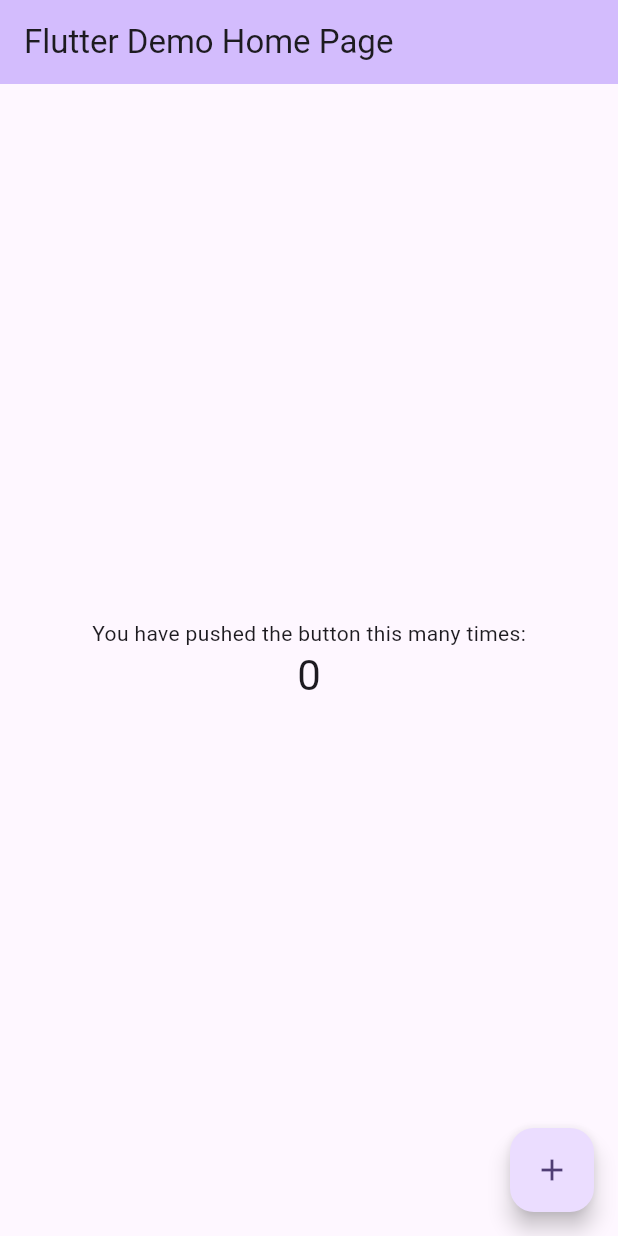
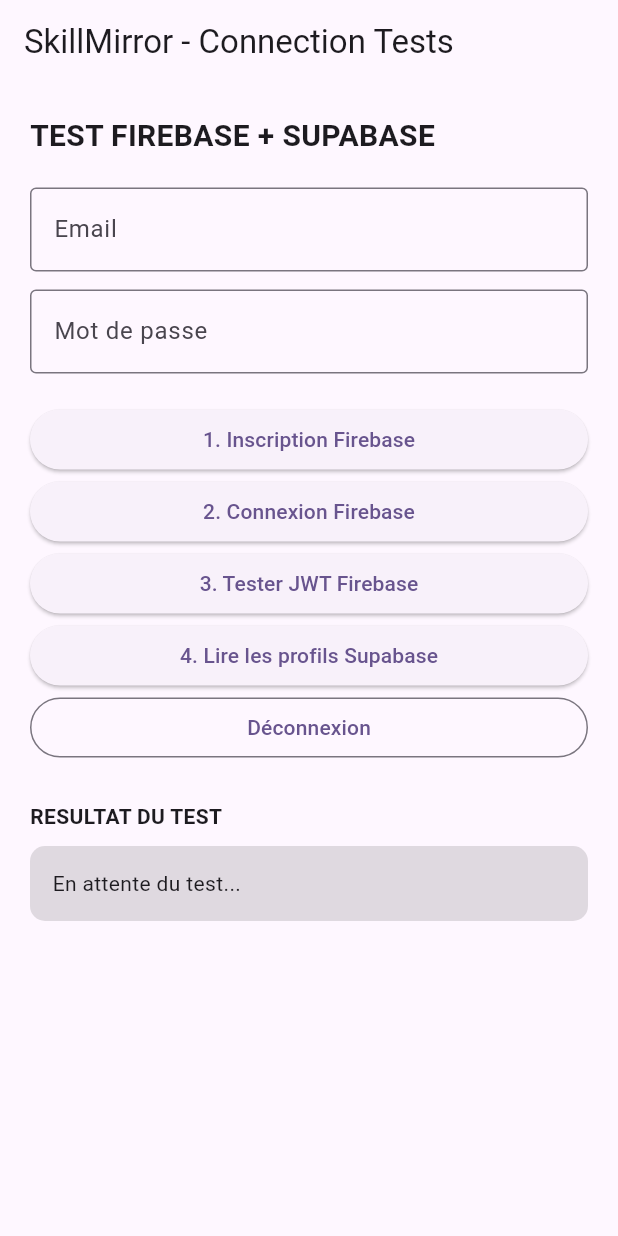
Before and after one commit to salmajaghoua23/skillmirror-mobile, a Flutter app: the screen it shows after launch, on a phone screen of 412 x 824 dp. Run offline on Flutter 3.47's test engine with Material 3 defaults, Android fonts, the phone set to English and light mode, and no system bars; our stand-ins replace firebase_auth, firebase_core, supabase_flutter; accounts and stored records are empty.

Commit message:
ajout des tables de base d edonnée et de configuration d authentification avec firebase et supabase et exemple de page de test

```diff
--- a/lib/main.dart
+++ b/lib/main.dart
@@ -4,6 +4,7 @@ import 'package:firebase_auth/firebase_auth.dart';
 import 'package:supabase_flutter/supabase_flutter.dart';
 
 import 'firebase_options.dart';
+import 'test_supabase.dart';
 
 void main() async {
   WidgetsFlutterBinding.ensureInitialized();
@@ -53,7 +54,7 @@ class MyApp extends StatelessWidget {
         // tested with just a hot reload.
         colorScheme: .fromSeed(seedColor: Colors.deepPurple),
       ),
-      home: const MyHomePage(title: 'Flutter Demo Home Page'),
+      home: const ConnectionTestPage(),
     );
   }
 }
--- /dev/null
+++ b/lib/test_supabase.dart
@@ -0,0 +1,228 @@
+import 'package:flutter/material.dart';
+import 'package:firebase_auth/firebase_auth.dart';
+import 'package:supabase_flutter/supabase_flutter.dart';
+
+class ConnectionTestPage extends StatefulWidget {
+  const ConnectionTestPage({super.key});
+
+  @override
+  State<ConnectionTestPage> createState() => _ConnectionTestPageState();
+}
+
+class _ConnectionTestPageState extends State<ConnectionTestPage> {
+  final emailController = TextEditingController();
+  final passwordController = TextEditingController();
+
+  String result = 'En attente du test...';
+  bool loading = false;
+
+  void showResult(String message) {
+    if (!mounted) return;
+    setState(() {
+      result = message;
+      loading = false;
+    });
+  }
+
+  Future<void> register() async {
+    setState(() => loading = true);
+
+    try {
+      final credential = await FirebaseAuth.instance
+          .createUserWithEmailAndPassword(
+            email: emailController.text.trim(),
+            password: passwordController.text.trim(),
+          );
+
+      final user = credential.user!;
+
+      showResult(
+        'INSCRIPTION REUSSIE\n'
+        'UID: ${user.uid}\n'
+        'EMAIL: ${user.email}',
+      );
+    } on FirebaseAuthException catch (e) {
+      showResult('ERREUR FIREBASE: ${e.code}\n${e.message}');
+    } catch (e) {
+      showResult('ERREUR: $e');
+    }
+  }
+
+  Future<void> signIn() async {
+    setState(() => loading = true);
+
+    try {
+      final credential = await FirebaseAuth.instance.signInWithEmailAndPassword(
+        email: emailController.text.trim(),
+        password: passwordController.text.trim(),
+      );
+
+      showResult(
+        'CONNEXION REUSSIE\n'
+        'UID: ${credential.user!.uid}',
+      );
+    } on FirebaseAuthException catch (e) {
+      showResult('ERREUR FIREBASE: ${e.code}\n${e.message}');
+    } catch (e) {
+      showResult('ERREUR: $e');
+    }
+  }
+
+  Future<void> testToken() async {
+    setState(() => loading = true);
+
+    try {
+      final user = FirebaseAuth.instance.currentUser;
+
+      if (user == null) {
+        showResult('Connecte-toi d abord.');
+        return;
+      }
+
+      // Forcer le renouvellement du JWT Firebase
+      await user.getIdToken(true);
+
+      // Récupérer les nouvelles claims
+      final tokenResult = await user.getIdTokenResult();
+      final claims = tokenResult.claims ?? {};
+
+      final role = claims['role'];
+
+      showResult(
+        'JWT FIREBASE VALIDE\n'
+        'UID: ${user.uid}\n'
+        'ROLE: $role\n'
+        'ISSUER: ${claims['iss']}\n'
+        'AUDIENCE: ${claims['aud']}\n'
+        'TOKEN PRESENT: ${tokenResult.token != null}',
+      );
+    } catch (e) {
+      showResult('ERREUR JWT: $e');
+    }
+  }
+
+  Future<void> testSupabase() async {
+    setState(() => loading = true);
+
+    try {
+      final user = FirebaseAuth.instance.currentUser;
+
+      if (user == null) {
+        showResult('Aucun utilisateur Firebase connecté.');
+        return;
+      }
+
+      final data = await Supabase.instance.client
+          .from('profiles_test')
+          .select('user_id, display_name');
+
+      showResult(
+        'LECTURE SUPABASE REUSSIE\n'
+        'UTILISATEUR: ${user.uid}\n'
+        'PROFILS ACCESSIBLES:\n'
+        '$data',
+      );
+    } catch (e) {
+      showResult('ERREUR SUPABASE:\n$e');
+    }
+  }
+
+  Future<void> signOut() async {
+    await FirebaseAuth.instance.signOut();
+    showResult('DECONNEXION REUSSIE');
+  }
+
+  @override
+  void dispose() {
+    emailController.dispose();
+    passwordController.dispose();
+    super.dispose();
+  }
+
+  @override
+  Widget build(BuildContext context) {
+    return Scaffold(
+      appBar: AppBar(title: const Text('SkillMirror - Connection Tests')),
+      body: SingleChildScrollView(
+        padding: const EdgeInsets.all(20),
+        child: Column(
+          crossAxisAlignment: CrossAxisAlignment.stretch,
+          children: [
+            const Text(
+              'TEST FIREBASE + SUPABASE',
+              style: TextStyle(fontSize: 20, fontWeight: FontWeight.bold),
+            ),
+            const SizedBox(height: 20),
+
+            TextField(
+              controller: emailController,
+              keyboardType: TextInputType.emailAddress,
+              decoration: const InputDecoration(
+                labelText: 'Email',
+                border: OutlineInputBorder(),
+              ),
+            ),
+
+            const SizedBox(height: 12),
+
+            TextField(
+              controller: passwordController,
+              obscureText: true,
+              decoration: const InputDecoration(
+                labelText: 'Mot de passe',
+                border: OutlineInputBorder(),
+              ),
+            ),
+
+            const SizedBox(height: 20),
+
+            ElevatedButton(
+              onPressed: loading ? null : register,
+              child: const Text('1. Inscription Firebase'),
+            ),
+
+            ElevatedButton(
+              onPressed: loading ? null : signIn,
+              child: const Text('2. Connexion Firebase'),
+            ),
+
+            ElevatedButton(
+              onPressed: loading ? null : testToken,
+              child: const Text('3. Tester JWT Firebase'),
+            ),
+
+            ElevatedButton(
+              onPressed: loading ? null : testSupabase,
+              child: const Text('4. Lire les profils Supabase'),
+            ),
+
+            OutlinedButton(
+              onPressed: loading ? null : signOut,
+              child: const Text('Déconnexion'),
+            ),
+
+            const SizedBox(height: 25),
+
+            const Text(
+              'RESULTAT DU TEST',
+              style: TextStyle(fontWeight: FontWeight.bold),
+            ),
+
+            const SizedBox(height: 10),
+
+            if (loading) const Center(child: CircularProgressIndicator()),
+
+            Container(
+              padding: const EdgeInsets.all(15),
+              decoration: BoxDecoration(
+                color: Colors.black12,
+                borderRadius: BorderRadius.circular(10),
+              ),
+              child: SelectableText(result),
+            ),
+          ],
+        ),
+      ),
+    );
+  }
+}
```
Also changed, not shown: 1 other file.
